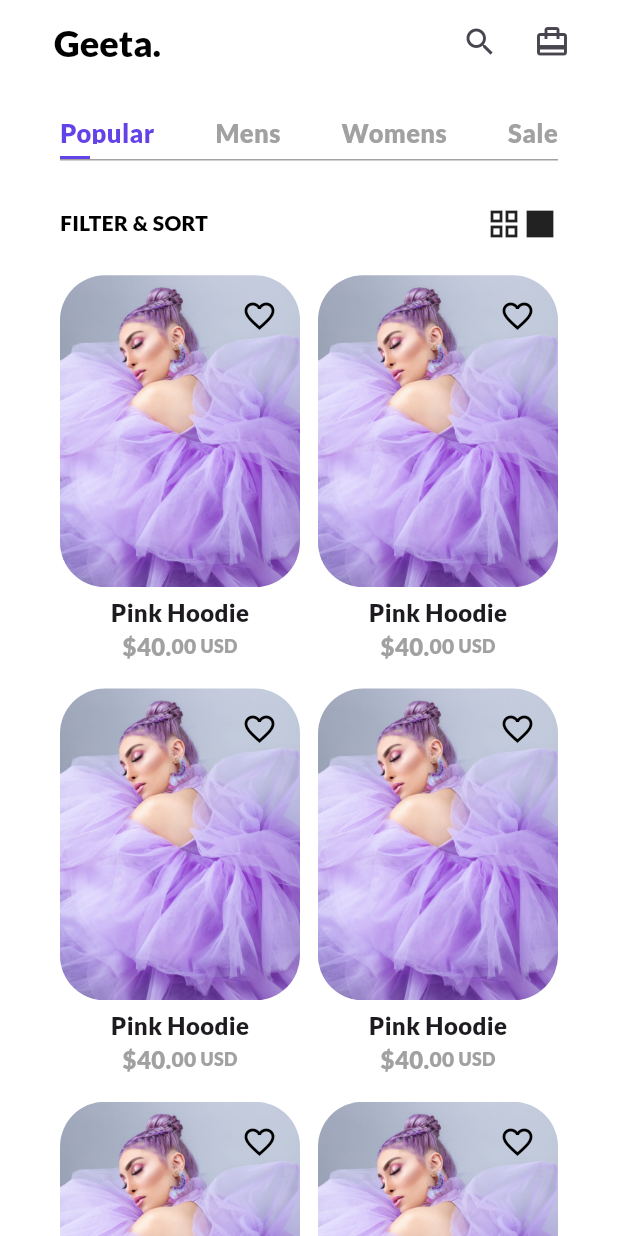
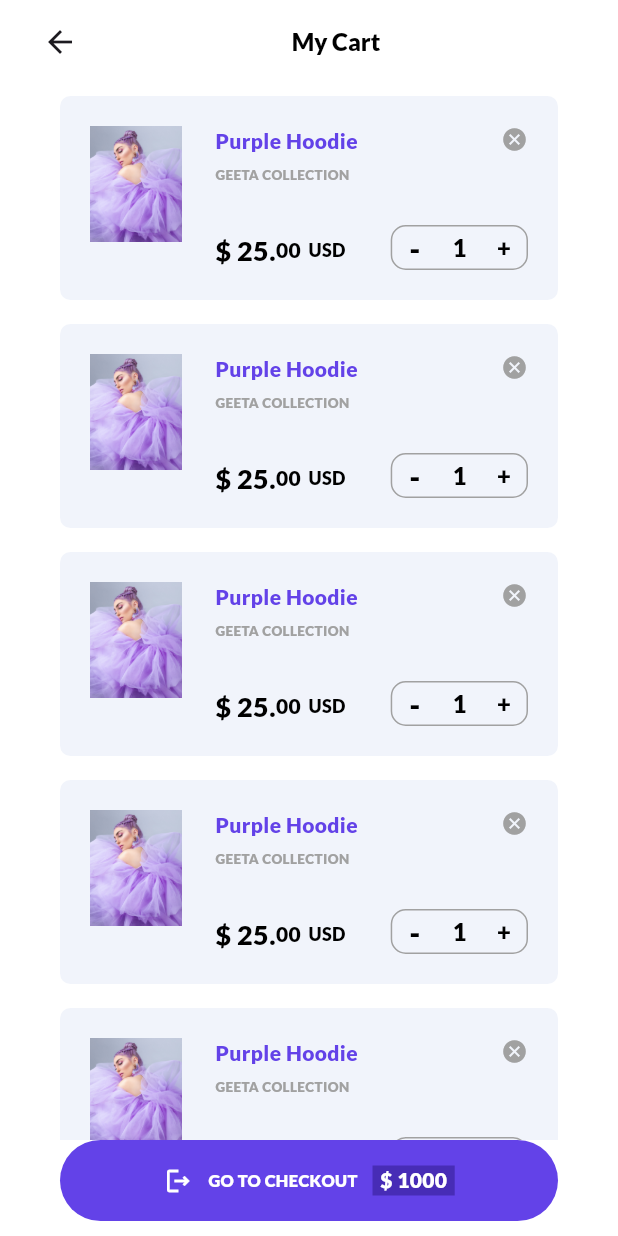
Before and after one commit to Dhanushkagodage/Geeta-Mobile-APP, a Flutter app: the Homescreen screen opened directly, after a tap on the "card travel" icon, on a phone screen of 412 x 824 dp. Run offline on Flutter 3.47's test engine with Material 3 defaults, Android fonts, the phone set to English and light mode, and no system bars; our stand-ins replace flutter_screenutil.

Commit message:
Add all Thing last

```diff
--- a/lib/screens/cartscreen.dart
+++ b/lib/screens/cartscreen.dart
@@ -0,0 +1,122 @@
+import 'package:flutter/material.dart';
+import 'package:flutter_screenutil/flutter_screenutil.dart';
+import 'package:geeta_app/screens/cardscreen.dart';
+import 'package:geeta_app/widgets/cart.dart';
+
+class CartScreen extends StatefulWidget {
+  const CartScreen({super.key});
+
+  @override
+  State<CartScreen> createState() => _CartScreenState();
+}
+
+class _CartScreenState extends State<CartScreen> {
+  @override
+  Widget build(BuildContext context) {
+    return Scaffold(
+        backgroundColor: Colors.white,
+        appBar: AppBar(
+          leading: Padding(
+            padding: EdgeInsets.only(
+              left: 20.sp,
+            ),
+            child: IconButton(
+              icon: const Icon(Icons.arrow_back),
+              onPressed: () {
+                Navigator.pop(context);
+              },
+            ),
+          ),
+          title: Center(
+            child: Padding(
+              padding: EdgeInsets.only(
+                right: 20.sp,
+              ),
+              child: Text('My Cart',
+                  style: TextStyle(
+                      fontFamily: "Lato",
+                      fontSize: 16.sp,
+                      color: Colors.black)),
+            ),
+          ),
+          shadowColor: const Color.fromARGB(0, 255, 255, 255),
+          surfaceTintColor: Colors.white,
+          backgroundColor: Colors.white,
+        ),
+        body: Padding(
+          padding: EdgeInsets.only(
+              left: 40.sp,
+              right: 40.sp,
+            ),
+          child: Column(
+            children: [
+              Expanded(child: _buildCarts()),
+              Padding(
+                padding: EdgeInsets.only(bottom:10.sp),
+                child: GestureDetector(
+                  onTap: () {
+                    Navigator.push(
+                      context,
+                      MaterialPageRoute(
+                        builder: (context) => const CardScreen(),
+                      ),
+                    );
+                  },
+                  child: Container(
+                    height: 54.sp,
+                    decoration: BoxDecoration(
+                      color: const Color(0xFF6342E8),
+                      borderRadius: BorderRadius.circular(56.r),
+                    ),
+                    child: Padding(
+                      padding: EdgeInsets.only(left: 20.sp, right: 20.sp),
+                      child: Row(
+                        mainAxisAlignment: MainAxisAlignment.center,
+                        children: [
+                          Icon(Icons.logout_outlined, color: Colors.white, size: 20.sp),
+                          SizedBox(width: 10.sp),
+                          Text('GO TO CHECKOUT',
+                              style: TextStyle(
+                                  fontFamily: "Lato",
+                                  fontSize: 11.sp,
+                                  color: Colors.white)),
+                                  SizedBox(width: 10.sp),
+                          Container(
+                            decoration: const BoxDecoration(
+                              color: Color(0xFF472CB6),
+                            ),
+                            child: Padding(
+                              padding: EdgeInsets.only(right: 5.sp, left: 5.sp),
+                              child: Text('\$ 1000',
+                                  style: TextStyle(
+                                      fontFamily: "Lato",
+                                      fontSize: 14.sp,
+                                      color: Colors.white)),
+                            ),
+                          ),
+                        ],
+                      ),
+                    ),
+                  ),
+                ),
+              ),
+            ],
+          ),
+        ));
+  }
+
+  Widget _buildCarts() {
+    return ListView.builder(
+      shrinkWrap: true,
+      physics: const AlwaysScrollableScrollPhysics(),
+      itemCount: 6,
+
+      itemBuilder: (context, index) {
+        return Padding(
+          padding:EdgeInsets.only(bottom: 8.sp,top: 8.sp),
+          child: const Cart(),
+        );
+      },
+    );
+  }
+}
--- a/lib/screens/homescreen.dart
+++ b/lib/screens/homescreen.dart
@@ -1,5 +1,6 @@
 import 'package:flutter/material.dart';
 import 'package:flutter_screenutil/flutter_screenutil.dart';
+import 'package:geeta_app/screens/cartscreen.dart';
 import 'package:geeta_app/widgets/resourcecard.dart';
 
 class Homescreen extends StatefulWidget {
@@ -38,7 +39,14 @@ class _HomescreenState extends State<Homescreen> {
           Padding(
             padding: EdgeInsets.only(right: 20.sp),
             child: IconButton(
-                onPressed: () {},
+                onPressed: () {
+                  Navigator.push(
+                        context,
+                        MaterialPageRoute(
+                          builder: (context) => const CartScreen(),
+                        ),
+                      );
+                },
                 icon: const Icon(Icons.card_travel_outlined)),
           ),
         ],
--- /dev/null
+++ b/lib/widgets/cart.dart
@@ -0,0 +1,146 @@
+import 'package:flutter/material.dart';
+import 'package:flutter_screenutil/flutter_screenutil.dart';
+
+class Cart extends StatefulWidget {
+  const Cart({super.key});
+
+  @override
+  State<Cart> createState() => _CartState();
+}
+
+class _CartState extends State<Cart> {
+  @override
+  Widget build(BuildContext context) {
+    return Container(
+        height: 136.sp,
+        decoration: BoxDecoration(
+          color: const Color(0xFFF1F4FB),
+          borderRadius: BorderRadius.circular(7.sp),
+        ),
+        child: Padding(
+          padding: EdgeInsets.symmetric(horizontal: 20.sp, vertical: 20.sp),
+          child: Row(
+            crossAxisAlignment: CrossAxisAlignment.start,
+            mainAxisAlignment: MainAxisAlignment.spaceBetween,
+            children: [
+              Image.asset(
+                "assets/loading.jpeg",
+                height: 77.sp,
+                fit: BoxFit.cover,
+              ),
+              Column(
+                crossAxisAlignment: CrossAxisAlignment.start,
+                mainAxisAlignment: MainAxisAlignment.spaceBetween,
+                children: [
+                  Text(
+                    "Purple Hoodie",
+                    style: TextStyle(
+                      fontFamily: "Lato",
+                      fontSize: 14.sp,
+                      color: const Color(0xFF6342E8),
+                    ),
+                  ),
+                  Text("GEETA COLLECTION",
+                      style: TextStyle(
+                        fontFamily: "Lato",
+                        fontSize: 9.sp,
+                        fontWeight: FontWeight.w700,
+                        color: const Color(0xFFA1A1A1),
+                      )),
+                      SizedBox(height: 20.sp),
+                  Row(
+                    children: [
+                      Text(
+                        "\$ 25.",
+                        style: TextStyle(
+                          fontFamily: "Lato",
+                          fontSize: 18.sp,
+                          color: Colors.black,
+                        ),
+                      ),
+                      Text(
+                        "00",
+                        style: TextStyle(
+                          fontFamily: "Lato",
+                          fontSize: 14.sp,
+                          color: Colors.black,
+                        ),
+                      ),
+                      SizedBox(
+                        width: 5.sp,
+                      ),
+                      Text("USD",
+                          style: TextStyle(
+                            fontFamily: "Lato",
+                            fontSize: 12.sp,
+                            color: Colors.black,
+                          )),
+                    ],
+                  ),
+                ],
+              ),
+              Column(
+                crossAxisAlignment: CrossAxisAlignment.end,
+                mainAxisAlignment: MainAxisAlignment.spaceBetween,
+                children: [
+                  Icon(Icons.cancel, color: const Color(0xFFA1A1A1),size: 18.sp,),
+                  Container(
+                    height: 30.sp,
+                    decoration: BoxDecoration(
+                      border: Border.all(color: const Color(0xFFA1A1A1)),
+                      borderRadius: BorderRadius.circular(10.r),
+                    ),
+                    child: Row(children: [
+                      Container(
+                        height: 30.sp,
+                        width: 30.sp,
+                        decoration: BoxDecoration(
+                          borderRadius: BorderRadius.circular(10.r),
+                        ),
+                        child: Center(
+                          child: Text(
+                            "-",
+                            style: TextStyle(
+                              fontFamily: "Lato",
+                              fontSize: 20.sp,
+                              color: Colors.black,
+                            ),
+                          ),
+                        ),
+                      ),
+                      SizedBox(width: 10.sp),
+                      Text(
+                        "1",
+                        style: TextStyle(
+                          fontFamily: "Lato",
+                          fontSize: 16.sp,
+                          color: Colors.black,
+                        ),
+                      ),
+                      SizedBox(width: 10.sp),
+                      Container(
+                        height: 30.sp,
+                        width: 30.sp,
+                        decoration: BoxDecoration(
+                          borderRadius: BorderRadius.circular(10.r),
+                        ),
+                        child: Center(
+                          child: Text(
+                            "+",
+                            style: TextStyle(
+                              fontFamily: "Lato",
+                              fontSize: 16.sp,
+                              color: Colors.black,
+                            ),
+                          ),
+                        ),
+                      ),
+                    ]),
+                  ),
+                ],
+              )
+            ],
+          ),
+        ));
+  }
+}
```
Also changed, not shown: lib/screens/buyscreen.dart (+9 -1 lines), lib/screens/cardscreen.dart (+195 -0 lines), lib/screens/successscreen.dart (+148 -0 lines), assets/Card.png (added), assets/cover.png (added).
